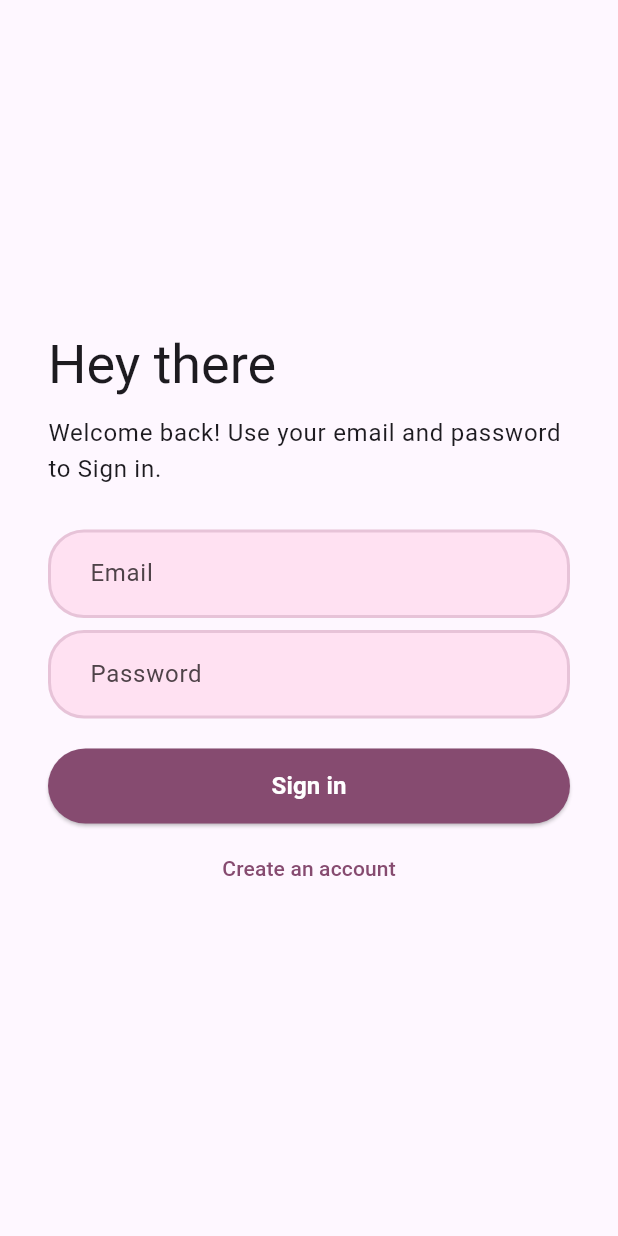
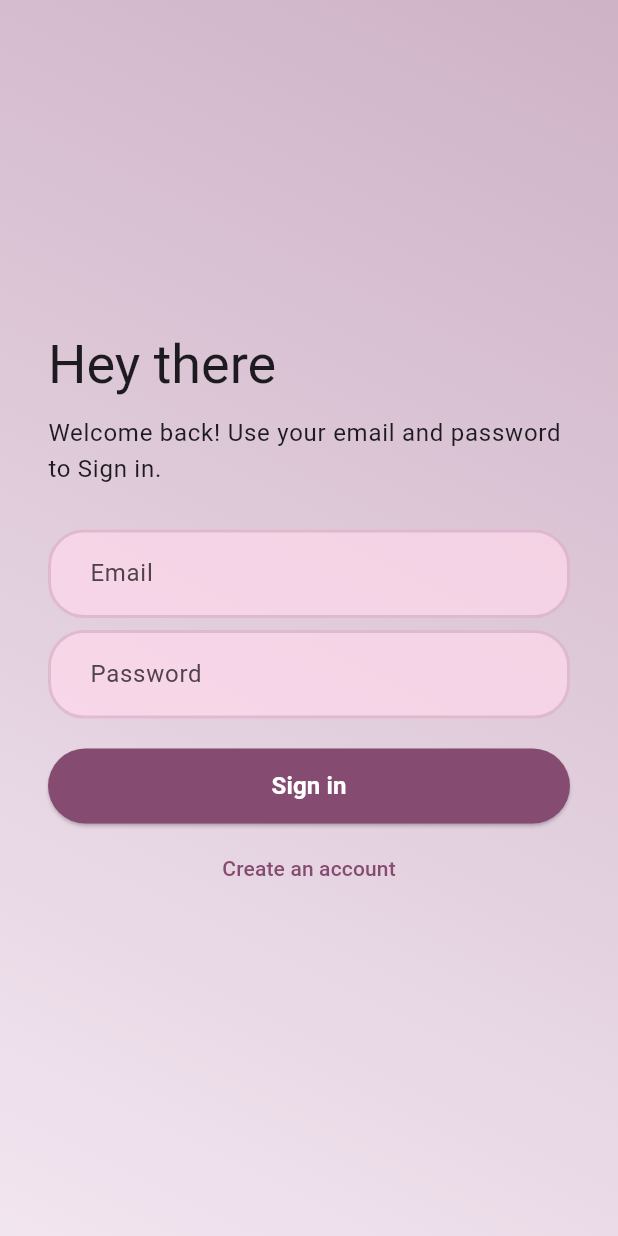
Before and after one commit to kmekarski/gym_partner, a Flutter app: the screen it shows after launch, on a phone screen of 412 x 824 dp. Run offline on Flutter 3.47's test engine with Material 3 defaults, Android fonts, the phone set to English and light mode, and no system bars; our stand-ins replace cloud_firestore, firebase_auth, firebase_core, firebase_storage, flutter_riverpod, image_picker and 1 more; missing offline and left inert: dart:ffi; accounts and stored records are empty.

Commit message:
added gradient to auth screen

```diff
--- a/lib/screens/auth.dart
+++ b/lib/screens/auth.dart
@@ -3,6 +3,7 @@ import 'package:firebase_auth/firebase_auth.dart';
 import 'package:flutter/material.dart';
 import 'package:gym_partner/utils/form_validators.dart';
 import 'package:gym_partner/widgets/buttons/wide_button.dart';
+import 'package:gym_partner/widgets/gradients/auth_gradient.dart';
 import 'package:gym_partner/widgets/small_circle_progress_indicator.dart';
 
 final _firebaseAuth = FirebaseAuth.instance;
@@ -141,7 +142,13 @@ class _AuthScreenState extends State<AuthScreen> {
       ),
     );
     return Scaffold(
-      body: Center(
+      body: Container(
+        width: double.infinity,
+        height: double.infinity,
+        alignment: Alignment.center,
+        decoration: BoxDecoration(
+          gradient: authGradient(context),
+        ),
         child: SingleChildScrollView(
           child: Padding(
             padding: const EdgeInsets.all(32),
--- /dev/null
+++ b/lib/widgets/gradients/auth_gradient.dart
@@ -0,0 +1,10 @@
+import 'package:flutter/material.dart';
+
+LinearGradient authGradient(BuildContext context) => LinearGradient(
+      colors: [
+        Theme.of(context).colorScheme.primary.withOpacity(0.4),
+        Theme.of(context).colorScheme.primary.withOpacity(0.10),
+      ],
+      begin: Alignment.topRight,
+      end: Alignment.bottomLeft,
+    );
```
Also changed, not shown: lib/screens/splash.dart (+8 -13 lines), 1 other file.
